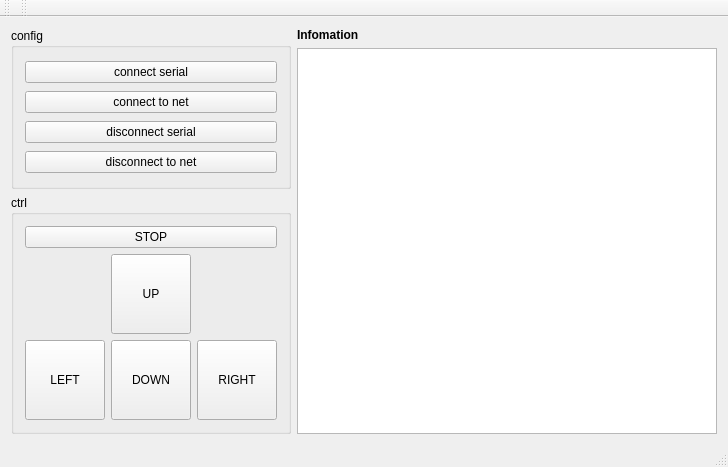
Above: qt/arm-pro/vison_trace_host/mainwindow.ui from wifialan/vision_trace before the change. Below: the same form after it.
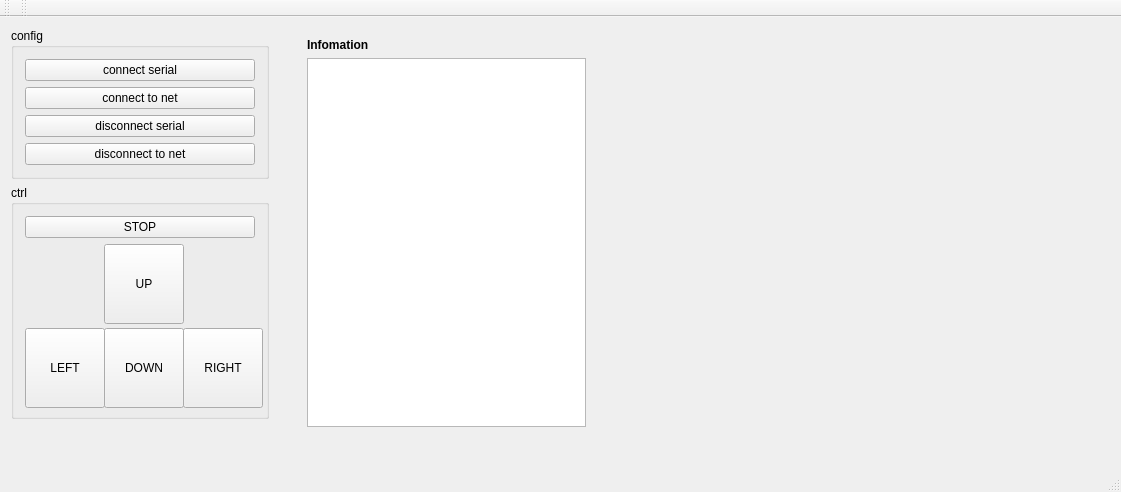
That is the form after the change.

Patch:
```diff
--- a/qt/arm-pro/vison_trace_host/mainwindow.ui
+++ b/qt/arm-pro/vison_trace_host/mainwindow.ui
@@ -6,45 +6,77 @@
    <rect>
     <x>0</x>
     <y>0</y>
-    <width>726</width>
-    <height>467</height>
+    <width>1121</width>
+    <height>492</height>
    </rect>
   </property>
   <property name="windowTitle">
    <string>MainWindow</string>
   </property>
   <widget class="QWidget" name="centralWidget">
-   <layout class="QHBoxLayout" name="horizontalLayout">
-    <item>
+   <widget class="QLabel" name="label_cam">
+    <property name="geometry">
+     <rect>
+      <x>616</x>
+      <y>36</y>
+      <width>471</width>
+      <height>381</height>
+     </rect>
+    </property>
+    <property name="minimumSize">
+     <size>
+      <width>471</width>
+      <height>381</height>
+     </size>
+    </property>
+    <property name="maximumSize">
+     <size>
+      <width>381</width>
+      <height>16777215</height>
+     </size>
+    </property>
+    <property name="text">
+     <string/>
+    </property>
+   </widget>
+   <widget class="QWidget" name="layoutWidget">
+    <property name="geometry">
+     <rect>
+      <x>0</x>
+      <y>0</y>
+      <width>280</width>
+      <height>413</height>
+     </rect>
+    </property>
      <layout class="QVBoxLayout" name="verticalLayout_4">
       <item>
        <widget class="QGroupBox" name="groupBox">
         <property name="title">
          <string>config</string>
         </property>
-        <layout class="QVBoxLayout" name="verticalLayout">
-         <item>
+       <layout class="QGridLayout" name="gridLayout_2">
+        <item row="0" column="0">
           <widget class="QPushButton" name="pushButton_con_serial">
            <property name="text">
             <string>connect serial</string>
            </property>
           </widget>
          </item>
-         <item>
+        <item row="1" column="0">
           <widget class="QPushButton" name="pushButton_con_net">
            <property name="text">
             <string>connect to net</string>
            </property>
           </widget>
          </item>
-         <item>
+        <item row="2" column="0">
           <widget class="QPushButton" name="pushButton_discon_serial">
            <property name="text">
             <string>disconnect serial</string>
            </property>
           </widget>
          </item>
-         <item>
+        <item row="3" column="0">
           <widget class="QPushButton" name="pushButton_discon_net">
            <property name="text">
             <string>disconnect to net</string>
@@ -180,29 +212,29 @@
        </widget>
       </item>
      </layout>
-    </item>
-    <item>
-     <layout class="QVBoxLayout" name="verticalLayout_3">
-      <item>
+   </widget>
+   <widget class="QWidget" name="layoutWidget">
+    <property name="geometry">
+     <rect>
+      <x>296</x>
+      <y>10</y>
+      <width>301</width>
+      <height>411</height>
+     </rect>
+    </property>
+    <layout class="QGridLayout" name="gridLayout_3">
+     <item row="0" column="0">
        <widget class="QLabel" name="label">
         <property name="text">
          <string>&lt;html&gt;&lt;head/&gt;&lt;body&gt;&lt;p&gt;&lt;span style=&quot; font-weight:600;&quot;&gt;Infomation&lt;/span&gt;&lt;/p&gt;&lt;/body&gt;&lt;/html&gt;</string>
         </property>
        </widget>
       </item>
-      <item>
-       <widget class="QTextBrowser" name="textBrowser">
-        <property name="minimumSize">
-         <size>
-          <width>420</width>
-          <height>0</height>
-         </size>
-        </property>
-       </widget>
-      </item>
-     </layout>
-    </item>
-   </layout>
+     <item row="1" column="0">
+      <widget class="QTextBrowser" name="textBrowser"/>
+     </item>
+    </layout>
+   </widget>
   </widget>
   <widget class="QMenuBar" name="menuBar">
    <property name="geometry">
```
Left out of the diff: 30 changed lines with no effect on the pictures. Lines whose indentation alone changed are shown as unchanged.
